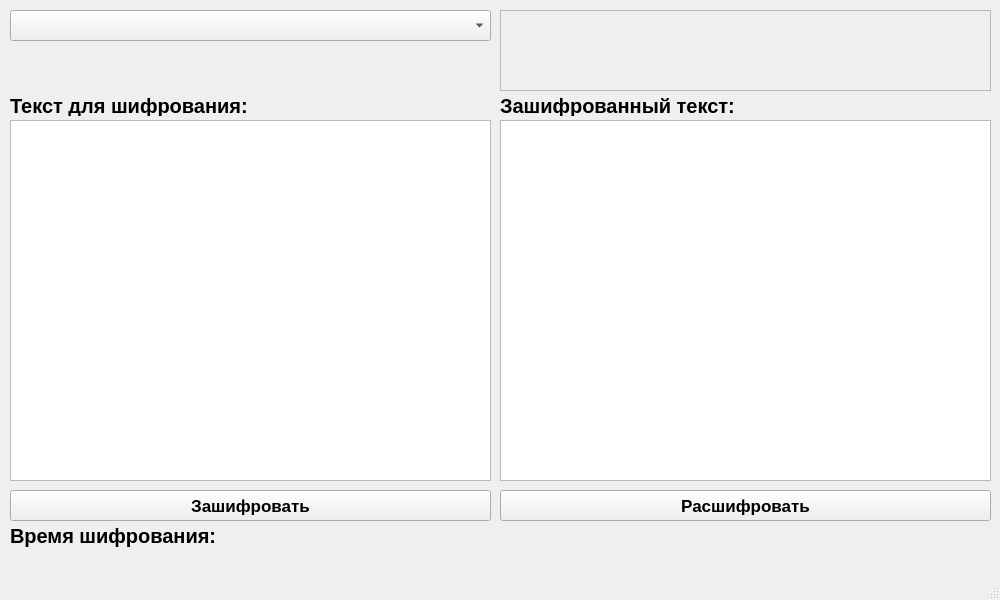
This is ClientInterface.ui in 1pavesh1/QtCryptoAlgorithms as Qt 5 draws it before an edit. The edited form follows.
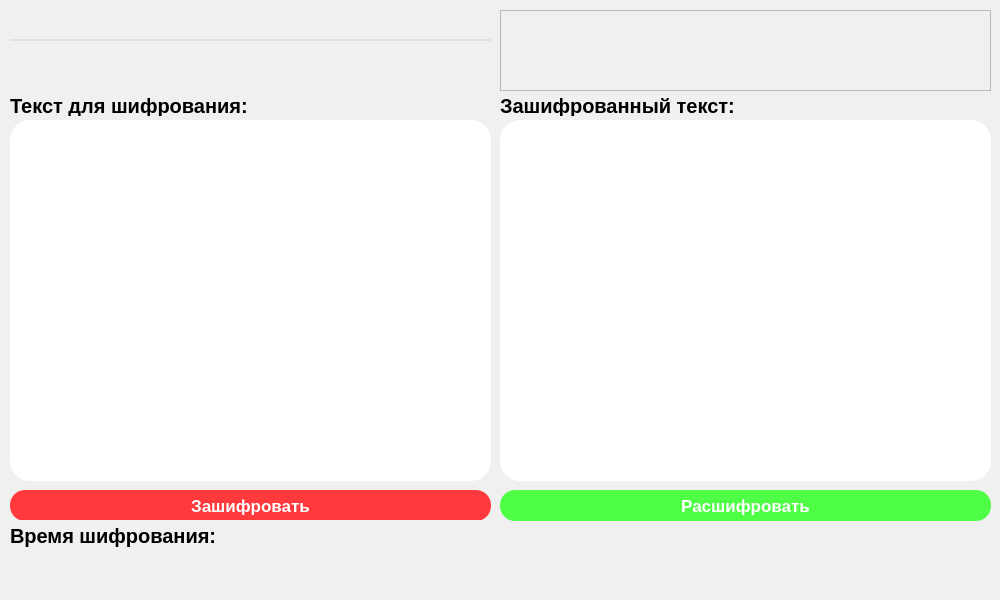
This is the edited form.

What changed in the file:
```diff
--- a/ClientInterface.ui
+++ b/ClientInterface.ui
@@ -13,6 +13,9 @@
   <property name="windowTitle">
    <string>Шифрование</string>
   </property>
+  <property name="styleSheet">
+   <string notr="true">background-color: rgb(240, 240, 240);</string>
+  </property>
   <widget class="QWidget" name="centralwidget">
    <widget class="QPlainTextEdit" name="dataToCryptPlainTextEdit">
     <property name="geometry">
@@ -23,6 +26,21 @@
       <height>361</height>
      </rect>
     </property>
+    <property name="font">
+     <font>
+      <family>Arial</family>
+      <pointsize>12</pointsize>
+     </font>
+    </property>
+    <property name="styleSheet">
+     <string notr="true">QPlainTextEdit
+{
+	border: none;
+	border-radius: 20px;
+	background-color: white;
+	padding: 10px;
+}</string>
+    </property>
    </widget>
    <widget class="QPlainTextEdit" name="dataCryptPlainTextEdit">
     <property name="geometry">
@@ -33,6 +51,21 @@
       <height>361</height>
      </rect>
     </property>
+    <property name="font">
+     <font>
+      <family>Arial</family>
+      <pointsize>12</pointsize>
+     </font>
+    </property>
+    <property name="styleSheet">
+     <string notr="true">QPlainTextEdit
+{
+	border: none;
+	border-radius: 20px;
+	background-color: white;
+	padding: 10px;
+}</string>
+    </property>
    </widget>
    <widget class="QComboBox" name="alghoritmsCryptComboBox">
     <property name="geometry">
@@ -46,9 +79,50 @@
     <property name="font">
      <font>
       <family>Arial</family>
-      <pointsize>12</pointsize>
+      <pointsize>-1</pointsize>
      </font>
     </property>
+    <property name="cursor">
+     <cursorShape>PointingHandCursor</cursorShape>
+    </property>
+    <property name="styleSheet">
+     <string notr="true">QComboBox 
+{
+    border: none;
+    border-bottom: 2px solid #e0e0e0;
+    padding: 12px 0px 8px 0px;
+    background: transparent;
+    color: #333;
+    font-size: 16px;
+}
+
+QComboBox:focus
+{
+    border-bottom-color: #3f51b5;
+}
+
+QComboBox::drop-down 
+{
+    border: none;
+    width: 0px;
+}
+
+QComboBox::down-arrow {
+    width: 0px;
+	height: 0px;
+}
+
+QComboBox QAbstractItemView 
+{
+    border: none;
+    background: white;
+    selection-background-color: #3f51b5;
+    selection-color: white;
+    font-size: 14px;
+    padding: 8px;
+    border-radius: 4px;
+}</string>
+    </property>
    </widget>
    <widget class="QPushButton" name="toCryptPushButton">
     <property name="geometry">
@@ -66,6 +140,23 @@
       <bold>true</bold>
      </font>
     </property>
+    <property name="cursor">
+     <cursorShape>PointingHandCursor</cursorShape>
+    </property>
+    <property name="styleSheet">
+     <string notr="true">QPushButton
+{
+	background-color: rgb(255, 57, 60);
+	color: white;
+	border: none;
+	border-radius: 15px;
+}
+
+QPushButton::hover
+{
+	background-color: rgb(255, 105, 108);
+}</string>
+    </property>
     <property name="text">
      <string>Зашифровать</string>
     </property>
@@ -162,6 +253,23 @@
       <bold>true</bold>
      </font>
     </property>
+    <property name="cursor">
+     <cursorShape>PointingHandCursor</cursorShape>
+    </property>
+    <property name="styleSheet">
+     <string notr="true">QPushButton
+{
+	background-color: rgb(79, 255, 70);
+	color: white;
+	border: none;
+	border-radius: 15px;
+}
+
+QPushButton::hover
+{
+	background-color: rgb(141, 255, 116);
+}</string>
+    </property>
     <property name="text">
      <string>Расшифровать</string>
     </property>
```
